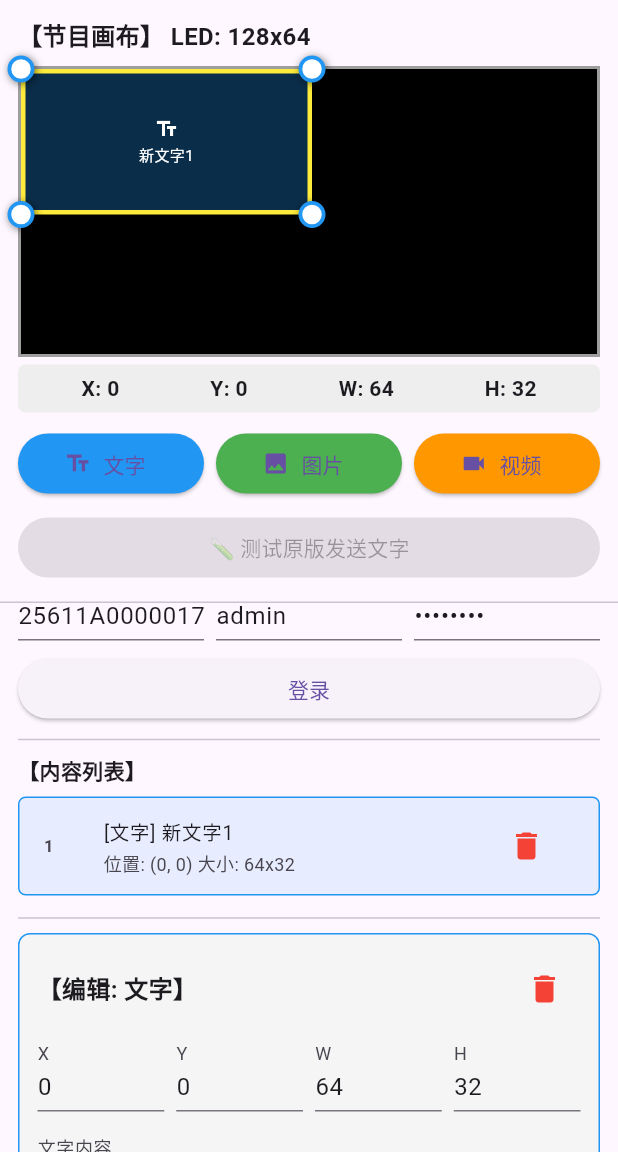
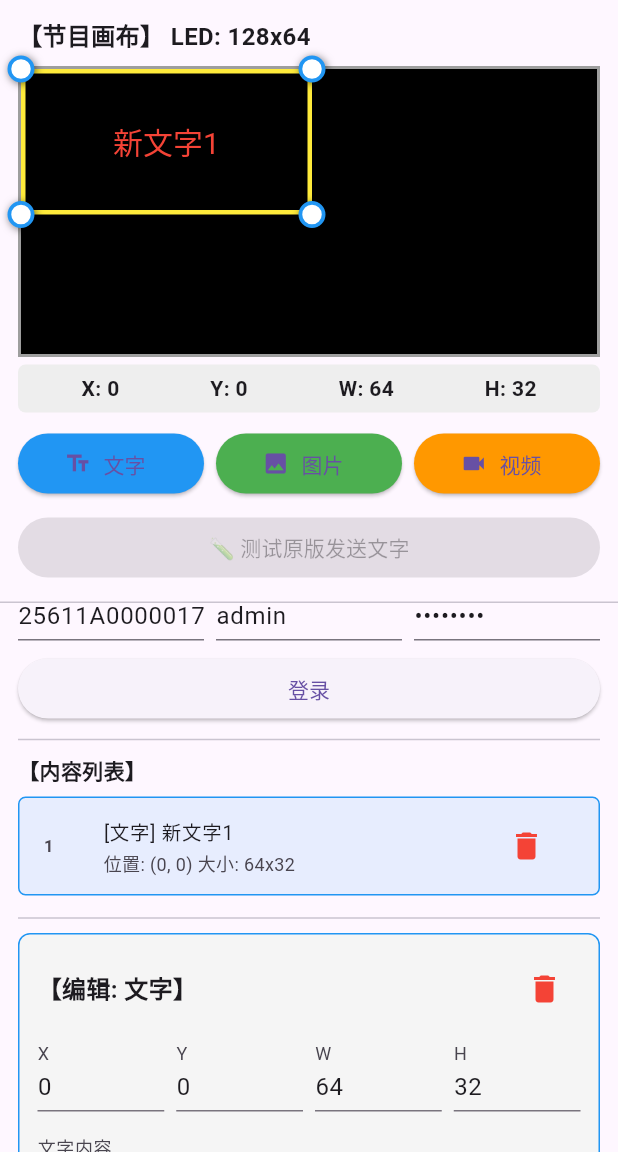
Before and after one commit to msh111222/nova_app, a Flutter app: the screen it shows after launch, scrolled down 35 dp, after a tap on "文字", on a phone screen of 412 x 824 dp, the part 84-1236 px from its top. Run offline on Flutter 3.47's test engine with Material 3 defaults, Android fonts, the phone set to English and light mode, and no system bars; our stand-ins replace file_picker; Roboto replaces fonts that are missing (Arial).

Commit message:
多窗口丝滑般3

```diff
--- a/lib/main.dart
+++ b/lib/main.dart
@@ -111,6 +111,15 @@ class _NovaEditorScreenState extends State<NovaEditorScreen> {
     text: "SN2008@+",
   );
 
+  // 修复：为属性编辑器创建持久化的 controller
+  final TextEditingController _textContentController = TextEditingController();
+  final TextEditingController _fontSizeController = TextEditingController();
+  final TextEditingController _scrollSpeedController = TextEditingController();
+  final TextEditingController _xController = TextEditingController();
+  final TextEditingController _yController = TextEditingController();
+  final TextEditingController _wController = TextEditingController();
+  final TextEditingController _hController = TextEditingController();
+
   String _logText = "等待操作...";
   bool _isConnecting = false;
   bool _isLoggedIn = false;
@@ -127,6 +136,50 @@ class _NovaEditorScreenState extends State<NovaEditorScreen> {
       return _windows.firstWhere((w) => w.id == _selectedWindowId);
     } catch (e) {
       return null;
+    }
+  }
+
+  @override
+  void dispose() {
+    _snController.dispose();
+    _userController.dispose();
+    _passController.dispose();
+    _textContentController.dispose();
+    _fontSizeController.dispose();
+    _scrollSpeedController.dispose();
+    _xController.dispose();
+    _yController.dispose();
+    _wController.dispose();
+    _hController.dispose();
+    super.dispose();
+  }
+
+  // 当选中窗口变化时，更新 controller 的值
+  void _updateControllersFromWindow() {
+    final window = _selectedWindow;
+    if (window == null) return;
+
+    // 只在值不同时更新，避免打断用户输入
+    if (_textContentController.text != window.text) {
+      _textContentController.text = window.text;
+    }
+    if (_fontSizeController.text != window.fontSize.toString()) {
+      _fontSizeController.text = window.fontSize.toString();
+    }
+    if (_scrollSpeedController.text != window.scrollSpeed.toString()) {
+      _scrollSpeedController.text = window.scrollSpeed.toString();
+    }
+    if (_xController.text != window.x.toString()) {
+      _xController.text = window.x.toString();
+    }
+    if (_yController.text != window.y.toString()) {
+      _yController.text = window.y.toString();
+    }
+    if (_wController.text != window.w.toString()) {
+      _wController.text = window.w.toString();
+    }
+    if (_hController.text != window.h.toString()) {
+      _hController.text = window.h.toString();
     }
   }
 
@@ -189,7 +242,6 @@ class _NovaEditorScreenState extends State<NovaEditorScreen> {
   }
 
   void _addTextWindow() {
-    setState(() {
     final newWindow = WindowItem(
       id: _generateId(),
       type: ContentType.text,
@@ -199,9 +251,11 @@ class _NovaEditorScreenState extends State<NovaEditorScreen> {
       h: _ledHeight ~/ 2,
       text: "新文字${_windows.length + 1}",
     );
+    setState(() {
       _windows.add(newWindow);
       _selectedWindowId = newWindow.id;
     });
+    _updateControllersFromWindow();
   }
 
   Future<void> _addImageWindow() async {
@@ -214,7 +268,6 @@ class _NovaEditorScreenState extends State<NovaEditorScreen> {
       String filePath = result.files.single.path!;
       String fileName = result.files.single.name;
 
-      setState(() {
       final newWindow = WindowItem(
         id: _generateId(),
         type: ContentType.image,
@@ -225,9 +278,11 @@ class _NovaEditorScreenState extends State<NovaEditorScreen> {
         filePath: filePath,
         fileName: fileName,
       );
+      setState(() {
         _windows.add(newWindow);
         _selectedWindowId = newWindow.id;
       });
+      _updateControllersFromWindow();
     } catch (e) {
       setState(() {
         _logText = "❌ 选择图片失败: $e";
@@ -245,7 +300,6 @@ class _NovaEditorScreenState extends State<NovaEditorScreen> {
       String filePath = result.files.single.path!;
       String fileName = result.files.single.name;
 
-      setState(() {
       final newWindow = WindowItem(
         id: _generateId(),
         type: ContentType.video,
@@ -256,9 +310,11 @@ class _NovaEditorScreenState extends State<NovaEditorScreen> {
         filePath: filePath,
         fileName: fileName,
       );
+      setState(() {
         _windows.add(newWindow);
         _selectedWindowId = newWindow.id;
       });
+      _updateControllersFromWindow();
     } catch (e) {
       setState(() {
         _logText = "❌ 选择视频失败: $e";
@@ -272,6 +328,14 @@ class _NovaEditorScreenState extends State<NovaEditorScreen> {
       _windows.removeWhere((w) => w.id == _selectedWindowId);
       _selectedWindowId = _windows.isNotEmpty ? _windows.last.id : null;
     });
+    _updateControllersFromWindow();
+  }
+
+  void _selectWindow(String id) {
+    setState(() {
+      _selectedWindowId = id;
+    });
+    _updateControllersFromWindow();
   }
 
   Future<void> _publishProgram() async {
@@ -368,6 +432,7 @@ class _NovaEditorScreenState extends State<NovaEditorScreen> {
 
   void _onWindowUpdated() {
     setState(() {});
+    _updateControllersFromWindow();
   }
 
   @override
@@ -553,11 +618,7 @@ class _NovaEditorScreenState extends State<NovaEditorScreen> {
                   ledWidth: _ledWidth,
                   ledHeight: _ledHeight,
                   isSelected: window.id == _selectedWindowId,
-                  onTap: () {
-                    setState(() {
-                      _selectedWindowId = window.id;
-                    });
-                  },
+                  onTap: () => _selectWindow(window.id),
                   onUpdated: _onWindowUpdated,
                 );
               }).toList(),
@@ -671,17 +732,11 @@ class _NovaEditorScreenState extends State<NovaEditorScreen> {
               trailing: IconButton(
                 icon: Icon(Icons.delete, color: Colors.red),
                 onPressed: () {
-                  setState(() {
-                    _selectedWindowId = window.id;
-                  });
+                  _selectWindow(window.id);
                   _deleteSelectedWindow();
                 },
               ),
-              onTap: () {
-                setState(() {
-                  _selectedWindowId = window.id;
-                });
-              },
+              onTap: () => _selectWindow(window.id),
             ),
           );
         }).toList(),
@@ -720,45 +775,70 @@ class _NovaEditorScreenState extends State<NovaEditorScreen> {
             ],
           ),
           SizedBox(height: 10),
+          // 位置和大小编辑
           Row(
             children: [
               Expanded(
-                child: _buildNumberField(
-                  "X",
-                  window.x,
-                  (v) => window.x = v,
-                  0,
-                  _ledWidth - window.w,
+                child: TextField(
+                  controller: _xController,
+                  decoration: InputDecoration(labelText: "X", isDense: true),
+                  keyboardType: TextInputType.number,
+                  onChanged: (v) {
+                    int? val = int.tryParse(v);
+                    if (val != null) {
+                      setState(() {
+                        window.x = val.clamp(0, _ledWidth - window.w);
+                      });
+                    }
+                  },
                 ),
               ),
               SizedBox(width: 8),
               Expanded(
-                child: _buildNumberField(
-                  "Y",
-                  window.y,
-                  (v) => window.y = v,
-                  0,
-                  _ledHeight - window.h,
+                child: TextField(
+                  controller: _yController,
+                  decoration: InputDecoration(labelText: "Y", isDense: true),
+                  keyboardType: TextInputType.number,
+                  onChanged: (v) {
+                    int? val = int.tryParse(v);
+                    if (val != null) {
+                      setState(() {
+                        window.y = val.clamp(0, _ledHeight - window.h);
+                      });
+                    }
+                  },
                 ),
               ),
               SizedBox(width: 8),
               Expanded(
-                child: _buildNumberField(
-                  "W",
-                  window.w,
-                  (v) => window.w = v,
-                  10,
-                  _ledWidth - window.x,
+                child: TextField(
+                  controller: _wController,
+                  decoration: InputDecoration(labelText: "W", isDense: true),
+                  keyboardType: TextInputType.number,
+                  onChanged: (v) {
+                    int? val = int.tryParse(v);
+                    if (val != null) {
+                      setState(() {
+                        window.w = val.clamp(10, _ledWidth - window.x);
+                      });
+                    }
+                  },
                 ),
               ),
               SizedBox(width: 8),
               Expanded(
-                child: _buildNumberField(
-                  "H",
-                  window.h,
-                  (v) => window.h = v,
-                  10,
-                  _ledHeight - window.y,
+                child: TextField(
+                  controller: _hController,
+                  decoration: InputDecoration(labelText: "H", isDense: true),
+                  keyboardType: TextInputType.number,
+                  onChanged: (v) {
+                    int? val = int.tryParse(v);
+                    if (val != null) {
+                      setState(() {
+                        window.h = val.clamp(10, _ledHeight - window.y);
+                      });
+                    }
+                  },
                 ),
               ),
             ],
@@ -774,38 +854,22 @@ class _NovaEditorScreenState extends State<NovaEditorScreen> {
     );
   }
 
-  Widget _buildNumberField(
-    String label,
-    int value,
-    Function(int) onChanged,
-    int min,
-    int max,
-  ) {
-    return TextField(
-      decoration: InputDecoration(labelText: label, isDense: true),
-      keyboardType: TextInputType.number,
-      controller: TextEditingController(text: value.toString()),
-      onChanged: (v) {
-        int? parsed = int.tryParse(v);
-        if (parsed != null) {
-          setState(() {
-            onChanged(parsed.clamp(min, max));
-          });
-        }
-      },
-    );
-  }
-
   Widget _buildTextPropertyEditor(WindowItem window) {
     return Column(
       crossAxisAlignment: CrossAxisAlignment.start,
       children: [
+        // 文字内容
         TextField(
+          controller: _textContentController,
           decoration: InputDecoration(labelText: "文字内容"),
-          controller: TextEditingController(text: window.text),
-          onChanged: (v) => setState(() => window.text = v),
+          onChanged: (v) {
+            setState(() {
+              window.text = v;
+            });
+          },
         ),
         SizedBox(height: 10),
+        // 字体和字号
         Row(
           children: [
             Expanded(
@@ -820,24 +884,33 @@ class _NovaEditorScreenState extends State<NovaEditorScreen> {
                       ),
                     )
                     .toList(),
-                onChanged: (v) => setState(() => window.fontFamily = v!),
+                onChanged: (v) {
+                  setState(() {
+                    window.fontFamily = v!;
+                  });
+                },
               ),
             ),
             SizedBox(width: 8),
             Expanded(
               child: TextField(
+                controller: _fontSizeController,
                 decoration: InputDecoration(labelText: "字号", isDense: true),
                 keyboardType: TextInputType.number,
-                controller: TextEditingController(
-                  text: window.fontSize.toString(),
-                ),
-                onChanged: (v) =>
-                    setState(() => window.fontSize = int.tryParse(v) ?? 20),
+                onChanged: (v) {
+                  int? val = int.tryParse(v);
+                  if (val != null && val > 0) {
+                    setState(() {
+                      window.fontSize = val;
+                    });
+                  }
+                },
               ),
             ),
           ],
         ),
         SizedBox(height: 10),
+        // 颜色选择
         Row(
           children: [
             Text("字色: "),
@@ -881,21 +954,31 @@ class _NovaEditorScreenState extends State<NovaEditorScreen> {
           ],
         ),
         SizedBox(height: 10),
+        // 静止和首尾相连
         Row(
           children: [
             Checkbox(
               value: window.isStatic,
-              onChanged: (v) => setState(() => window.isStatic = v!),
+              onChanged: (v) {
+                setState(() {
+                  window.isStatic = v!;
+                });
+              },
             ),
             Text("静止"),
             SizedBox(width: 15),
             Checkbox(
               value: window.isHeadTail,
-              onChanged: (v) => setState(() => window.isHeadTail = v!),
+              onChanged: (v) {
+                setState(() {
+                  window.isHeadTail = v!;
+                });
+              },
             ),
             Text("首尾相连"),
           ],
         ),
+        // 滚动方向和速度
         if (!window.isStatic)
           Row(
             children: [
@@ -917,20 +1000,27 @@ class _NovaEditorScreenState extends State<NovaEditorScreen> {
                             ),
                           )
                           .toList(),
-                  onChanged: (v) => setState(() => window.scrollDirection = v!),
+                  onChanged: (v) {
+                    setState(() {
+                      window.scrollDirection = v!;
+                    });
+                  },
                 ),
               ),
               SizedBox(width: 8),
               Expanded(
                 child: TextField(
+                  controller: _scrollSpeedController,
                   decoration: InputDecoration(labelText: "速度", isDense: true),
                   keyboardType: TextInputType.number,
-                  controller: TextEditingController(
-                    text: window.scrollSpeed.toString(),
-                  ),
-                  onChanged: (v) => setState(
-                    () => window.scrollSpeed = double.tryParse(v) ?? 3.0,
-                  ),
+                  onChanged: (v) {
+                    double? val = double.tryParse(v);
+                    if (val != null && val > 0) {
+                      setState(() {
+                        window.scrollSpeed = val;
+                      });
+                    }
+                  },
                 ),
               ),
             ],
@@ -990,7 +1080,7 @@ class _NovaEditorScreenState extends State<NovaEditorScreen> {
   }
 }
 
-// ==================== 可拖拽窗口组件 ====================
+// ==================== 可拖拽窗口组件（带实时预览）====================
 
 class _DraggableWindow extends StatefulWidget {
   final WindowItem window;
@@ -1072,33 +1162,37 @@ class _DraggableWindowState extends State<_DraggableWindow> {
 
   @override
   Widget build(BuildContext context) {
+    final window = widget.window;
+
+    // 根据内容类型设置颜色和图标
     Color borderColor;
-    Color bgColor;
     IconData typeIcon;
 
-    switch (widget.window.type) {
+    switch (window.type) {
       case ContentType.text:
         borderColor = Colors.blue;
-        bgColor = Colors.blue.withOpacity(0.3);
         typeIcon = Icons.text_fields;
         break;
       case ContentType.image:
         borderColor = Colors.green;
-        bgColor = Colors.green.withOpacity(0.3);
         typeIcon = Icons.image;
         break;
       case ContentType.video:
         borderColor = Colors.orange;
-        bgColor = Colors.orange.withOpacity(0.3);
         typeIcon = Icons.videocam;
         break;
     }
 
-    // 控制点放在外层 Stack，和窗口平级，优先响应触摸
+    // 计算预览字体大小（根据缩放比例）
+    double previewFontSize = (window.fontSize * widget.scale * 0.5).clamp(
+      6.0,
+      20.0,
+    );
+
     return Stack(
       clipBehavior: Clip.none,
       children: [
-        // 1. 窗口主体
+        // 窗口主体
         Positioned(
           left: _left,
           top: _top,
@@ -1125,34 +1219,25 @@ class _DraggableWindowState extends State<_DraggableWindow> {
               width: _width,
               height: _height,
               decoration: BoxDecoration(
-                color: bgColor,
+                // 使用窗口背景色
+                color: window.type == ContentType.text
+                    ? (window.windowBgColor == Colors.transparent
+                          ? Colors.black.withOpacity(0.3)
+                          : window.windowBgColor.withOpacity(0.8))
+                    : borderColor.withOpacity(0.3),
                 border: Border.all(
                   color: widget.isSelected ? Colors.yellow : borderColor,
                   width: widget.isSelected ? 3 : 2,
                 ),
               ),
-              child: Center(
-                child: Column(
-                  mainAxisSize: MainAxisSize.min,
-                  children: [
-                    Icon(typeIcon, color: Colors.white, size: 16),
-                    SizedBox(height: 2),
-                    Text(
-                      widget.window.type == ContentType.text
-                          ? widget.window.text
-                          : widget.window.fileName,
-                      style: TextStyle(color: Colors.white, fontSize: 10),
-                      overflow: TextOverflow.ellipsis,
-                      textAlign: TextAlign.center,
-                    ),
-                  ],
-                ),
+              child: ClipRect(
+                child: _buildWindowContent(window, typeIcon, previewFontSize),
               ),
             ),
           ),
         ),
 
-        // 2. 四个角的控制点（选中时显示，层级高于窗口）
+        // 四个角的控制点
         if (widget.isSelected) ...[
           _buildCornerHandle('topLeft'),
           _buildCornerHandle('topRight'),
@@ -1161,6 +1246,61 @@ class _DraggableWindowState extends State<_DraggableWindow> {
         ],
       ],
     );
+  }
+
+  // 构建窗口内容预览
+  Widget _buildWindowContent(
+    WindowItem window,
+    IconData typeIcon,
+    double previewFontSize,
+  ) {
+    if (window.type == ContentType.text) {
+      // 文字类型：显示实际文字内容和样式
+      return Container(
+        padding: EdgeInsets.all(2),
+        alignment: Alignment.center,
+        child: Text(
+          window.text.isEmpty ? "文字" : window.text,
+          style: TextStyle(
+            color: window.fontColor,
+            fontSize: previewFontSize,
+            fontFamily: window.fontFamily,
+            fontWeight: window.fontStyle == "BOLD"
+                ? FontWeight.bold
+                : FontWeight.normal,
+            fontStyle: window.fontStyle == "ITALIC"
+                ? FontStyle.italic
+                : FontStyle.normal,
+            backgroundColor: window.fontBgColor == Colors.transparent
+                ? null
+                : window.fontBgColor,
+            letterSpacing: window.letterSpacing.toDouble() * widget.scale * 0.1,
+          ),
+          overflow: TextOverflow.ellipsis,
+          maxLines: 3,
+          textAlign: TextAlign.center,
+        ),
+      );
+    } else {
+      // 图片/视频类型：显示图标和文件名
+      return Center(
+        child: Column(
+          mainAxisSize: MainAxisSize.min,
+          children: [
+            Icon(typeIcon, color: Colors.white, size: 16),
+            SizedBox(height: 2),
+            Text(
+              window.fileName.isEmpty
+                  ? (window.type == ContentType.image ? "图片" : "视频")
+                  : window.fileName,
+              style: TextStyle(color: Colors.white, fontSize: 8),
+              overflow: TextOverflow.ellipsis,
+              textAlign: TextAlign.center,
+            ),
+          ],
+        ),
+      );
+    }
   }
 
   Widget _buildCornerHandle(String corner) {
```
Lines whose indentation alone changed are shown as unchanged.
